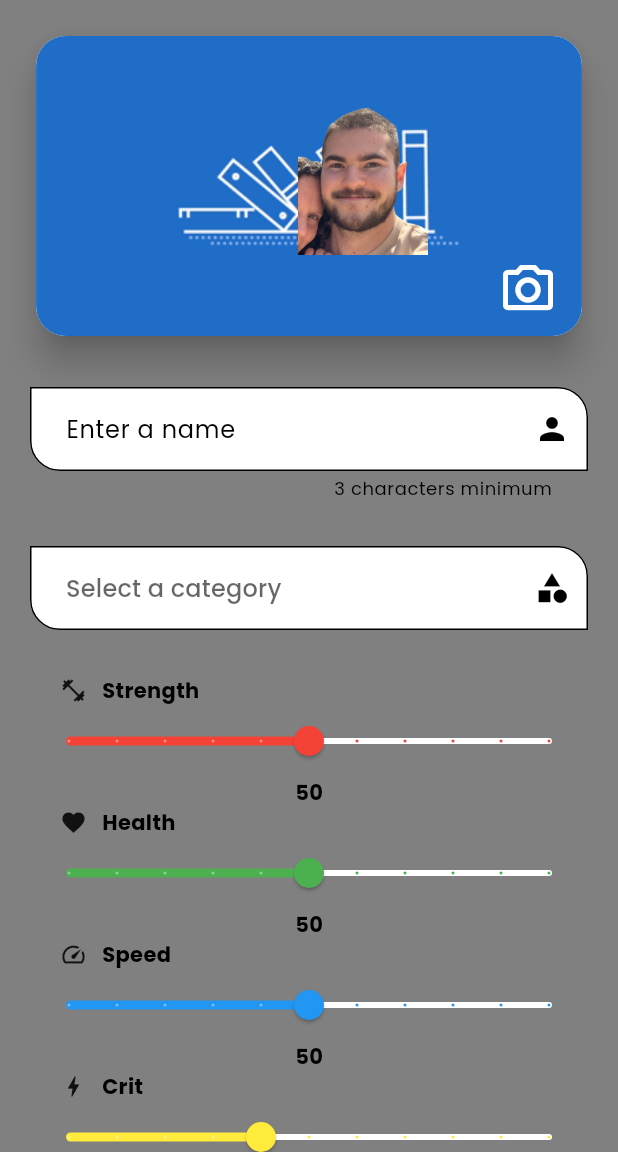
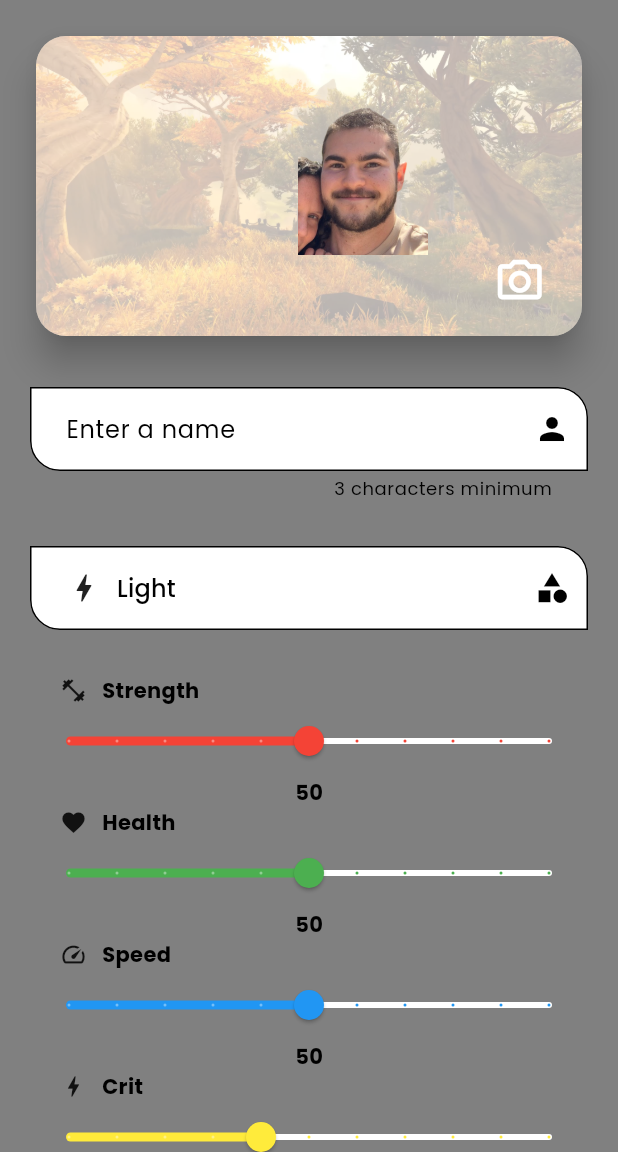
Before and after one commit to grez-lucas/flutter-fighterapp, a Flutter app: the first screen one second after launch, on a phone screen of 412 x 824 dp, the part 84-1236 px from its top. Run offline on Flutter 3.47's test engine with Material 3 defaults, Android fonts, the phone set to English and light mode, and no system bars; our stand-ins replace audioplayers.

Commit message:
refactor: moved form widgets to distinct files

```diff
--- a/lib/pages/create_fighter_screen.dart
+++ b/lib/pages/create_fighter_screen.dart
@@ -61,13 +61,15 @@ class CreateFighterScreen extends StatelessWidget {
                           height: 100,
                         ),
                       ),
-                      const Positioned(
+                      Positioned(
                         bottom: 15,
                         right: 20,
-                        child: Icon(
-                          Icons.camera_alt_outlined,
-                          color: Colors.white,
-                          size: 40,
+                        child: IconButton(
+                          icon: const Icon(Icons.camera_alt_outlined,
+                              color: Colors.white, size: 35),
+                          onPressed: () {
+                            print('Camera button clicked');
+                          },
                         ),
                       )
                     ]),
@@ -81,33 +83,7 @@ class CreateFighterScreen extends StatelessWidget {
                     const SizedBox(
                       height: 30,
                     ),
-                    DropdownButtonFormField<CategoryModel>(
-                        onChanged: (value) {
-                          formValues['category'] = value;
-                        },
-                        items: categories.map((category) {
-                          return DropdownMenuItem<CategoryModel>(
-                            value: category,
-                            child: Row(
-                              children: [
-                                category.icon,
-                                const SizedBox(
-                                  width: 10,
-                                ),
-                                Text(category.name),
-                              ],
-                            ),
-                          );
-                        }).toList(),
-                        decoration: const InputDecoration(
-                          suffixIcon: Icon(Icons.category, color: Colors.black),
-                          hintText: 'Select a category',
-                          border: OutlineInputBorder(
-                              borderRadius: BorderRadius.only(
-                            bottomLeft: Radius.circular(20),
-                            topRight: Radius.circular(20),
-                          )),
-                        )),
+                    CategoryDropDown(categories: categories, formValues: formValues),
                     const SizedBox(
                       height: 30,
                     ),
@@ -134,51 +110,3 @@ class CreateFighterScreen extends StatelessWidget {
     );
   }
 }
-
-class NameForm extends StatelessWidget {
-  const NameForm({
-    super.key,
-    required this.formProperty,
-    required this.formValues,
-  });
-
-  final String formProperty;
-  final Map<String, dynamic> formValues;
-
-  @override
-  Widget build(BuildContext context) {
-    return TextFormField(
-      initialValue: '',
-      validator: (value) {
-        if (value == null || value.isEmpty) {
-          return 'Please enter a name';
-        }
-
-        if (value.length < 3) {
-          return 'Please enter a name with at least 3 characters';
-        }
-
-        if (value.length > 15) {
-          return 'Please enter a name with less than 15 characters';
-        }
-        return null;
-      },
-      autovalidateMode: AutovalidateMode.onUserInteraction,
-      textCapitalization: TextCapitalization.words,
-      decoration: const InputDecoration(
-        suffixIcon: Icon(Icons.person, color: Colors.black),
-        hintText: 'Enter a name',
-        counterText: '3 characters minimum',
-        border: OutlineInputBorder(
-            borderRadius: BorderRadius.only(
-          bottomLeft: Radius.circular(20),
-          topRight: Radius.circular(20),
-        )),
-      ),
-      onChanged: (value) {
-        formValues[formProperty] = value;
-        // onChanged(value);
-      },
-    );
-  }
-}
--- a/lib/widgets/app_widgets.dart
+++ b/lib/widgets/app_widgets.dart
@@ -8,3 +8,5 @@ export "x_circle_widget.dart";
 export "latest_fight_widget.dart";
 export "stat_slider_widget.dart";
 export "stats_wrapper_widget.dart";
+export "category_dropdown_widget.dart";
+export "nameform_widget.dart";
--- /dev/null
+++ b/lib/widgets/category_dropdown_widget.dart
@@ -0,0 +1,46 @@
+import 'package:flutter/material.dart';
+
+import '../models/models.dart';
+
+class CategoryDropDown extends StatelessWidget {
+  const CategoryDropDown({
+    super.key,
+    required this.categories,
+    required this.formValues,
+  });
+
+  final List<CategoryModel> categories;
+  final Map<String, dynamic> formValues;
+
+  @override
+  Widget build(BuildContext context) {
+    return DropdownButtonFormField<CategoryModel>(
+        value: categories[0],
+        onChanged: (value) {
+          formValues['category'] = value;
+        },
+        items: categories.map((category) {
+          return DropdownMenuItem<CategoryModel>(
+            value: category,
+            child: Row(
+              children: [
+                category.icon,
+                const SizedBox(
+                  width: 10,
+                ),
+                Text(category.name),
+              ],
+            ),
+          );
+        }).toList(),
+        decoration: const InputDecoration(
+          suffixIcon: Icon(Icons.category, color: Colors.black),
+          hintText: 'Select a category',
+          border: OutlineInputBorder(
+              borderRadius: BorderRadius.only(
+            bottomLeft: Radius.circular(20),
+            topRight: Radius.circular(20),
+          )),
+        ));
+  }
+}
--- /dev/null
+++ b/lib/widgets/nameform_widget.dart
@@ -0,0 +1,49 @@
+import 'package:flutter/material.dart';
+
+class NameForm extends StatelessWidget {
+  const NameForm({
+    super.key,
+    required this.formProperty,
+    required this.formValues,
+  });
+
+  final String formProperty;
+  final Map<String, dynamic> formValues;
+
+  @override
+  Widget build(BuildContext context) {
+    return TextFormField(
+      initialValue: '',
+      validator: (value) {
+        if (value == null || value.isEmpty) {
+          return 'Please enter a name';
+        }
+
+        if (value.length < 3) {
+          return 'Please enter a name with at least 3 characters';
+        }
+
+        if (value.length > 15) {
+          return 'Please enter a name with less than 15 characters';
+        }
+        return null;
+      },
+      autovalidateMode: AutovalidateMode.onUserInteraction,
+      textCapitalization: TextCapitalization.words,
+      decoration: const InputDecoration(
+        suffixIcon: Icon(Icons.person, color: Colors.black),
+        hintText: 'Enter a name',
+        counterText: '3 characters minimum',
+        border: OutlineInputBorder(
+            borderRadius: BorderRadius.only(
+          bottomLeft: Radius.circular(20),
+          topRight: Radius.circular(20),
+        )),
+      ),
+      onChanged: (value) {
+        formValues[formProperty] = value;
+        // onChanged(value);
+      },
+    );
+  }
+}
```
